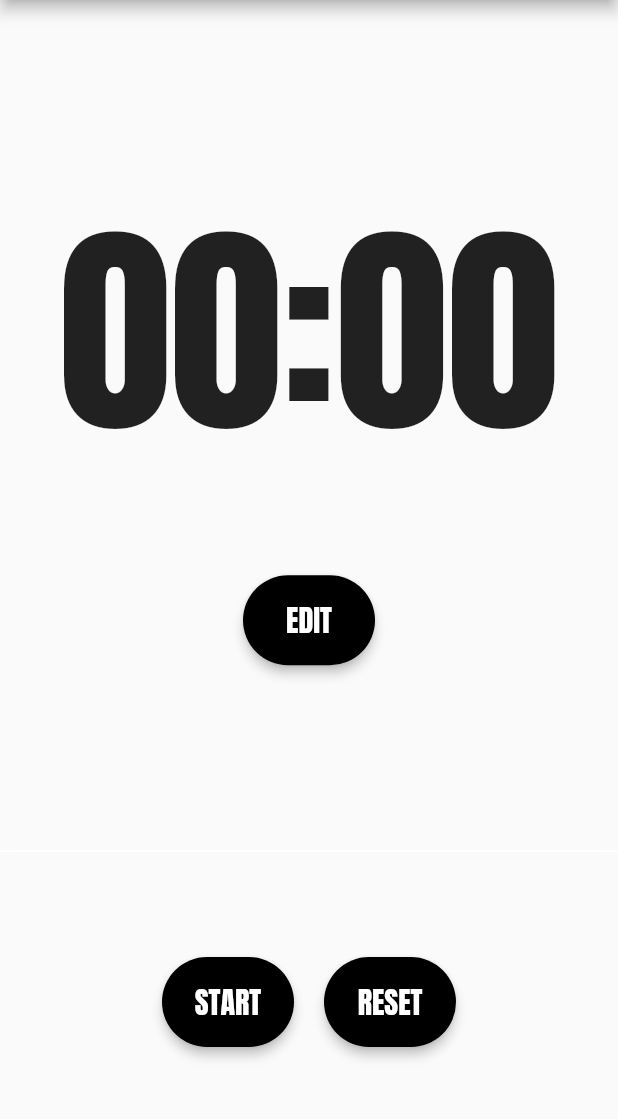
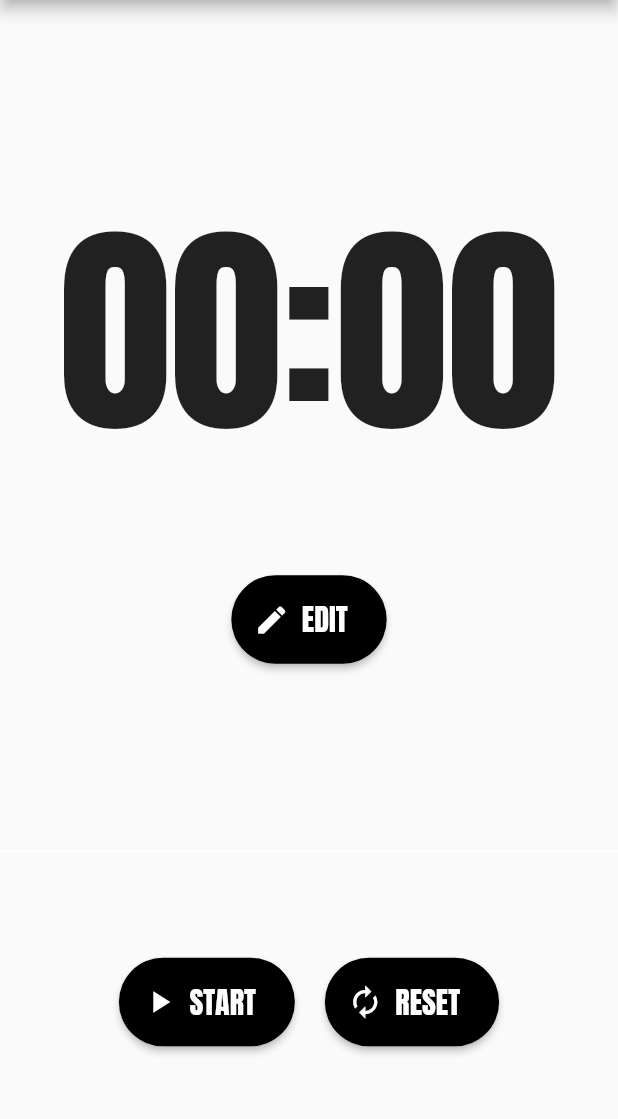
Before and after one commit to naoaki-kaito/timer, a Flutter app: the screen it shows after launch, on a phone screen of 412 x 824 dp, the part 84-1203 px from its top. Run offline on Flutter 3.47's test engine with Material 2 defaults, Android fonts, the phone set to English and light mode, and no system bars; drawn by our look-alikes of percent_indicator; our stand-ins replace shared_preferences, sqflite; missing offline and left inert: flutter_ringtone_player; accounts and stored records are empty; statements that could not run were skipped.

Commit message:
add textIconButton in AppButton

```diff
--- a/lib/components/app_button.dart
+++ b/lib/components/app_button.dart
@@ -1,19 +1,32 @@
 import 'package:flutter/material.dart';
 
 class AppButton {
+  static final Color _textColor = Colors.white;
+  static final Color _backgroundColor = Colors.black;
+
   static textButton(String text, Function callback) {
     return SizedBox(
         height: 60,
         child: RawMaterialButton(
           onPressed: callback,
-          child:
-              Text(text, style: TextStyle(fontSize: 20, color: Colors.white)),
+          child: Text(text, style: TextStyle(fontSize: 20, color: _textColor)),
           shape: RoundedRectangleBorder(
             borderRadius: BorderRadius.circular(30.0),
           ),
           elevation: 3.0,
-          fillColor: Colors.black,
+          fillColor: _backgroundColor,
           padding: const EdgeInsets.all(15.0),
         ));
   }
+
+  static textIconButton(String text, IconData iconData, Function callback) {
+    return RaisedButton.icon(
+      label: Text(text, style: TextStyle(fontSize: 20, color: _textColor)),
+      icon: Icon(iconData, color: _textColor),
+      onPressed: callback,
+      shape: StadiumBorder(),
+      color: _backgroundColor,
+      padding: const EdgeInsets.fromLTRB(15, 15, 26, 15),
+    );
+  }
 }
--- a/lib/model/timer.dart
+++ b/lib/model/timer.dart
@@ -11,7 +11,7 @@ class TimerModel with ChangeNotifier {
   int _setSeconds = 0;
   int _seconds = 0;
   bool _isCounting = false;
-  bool _isShowFinishDialog = false;
+  bool isShowFinishDialog = false;
   double _progress = 0.0;
   Timer _timer;
 
@@ -23,12 +23,7 @@ class TimerModel with ChangeNotifier {
   int get seconds => _seconds;
   int get setSeconds => _setSeconds;
   bool get isCounting => _isCounting;
-  bool get isShowFinishDialog => _isShowFinishDialog;
   double get progress => _progress;
-
-  void set isShowFinishDialog(bool value) {
-    _isShowFinishDialog = value;
-  }
 
   //タイマーの初期化処理
   initTimes() async {
@@ -42,7 +37,7 @@ class TimerModel with ChangeNotifier {
     if (this.times.length == 0) {
       await TimeStore.createTime(60);
     }
-    _isShowFinishDialog = false;
+    isShowFinishDialog = false;
     _nowIndex = 0;
     _setTimeOfIndex();
     _resetTime();
@@ -80,10 +75,11 @@ class TimerModel with ChangeNotifier {
       _isCounting = false;
       _nowIndex = 0;
       _setTimeOfIndex();
-      _isShowFinishDialog = true;
+      isShowFinishDialog = true;
     }
 
-    _progress = (!_isShowFinishDialog && _seconds > 0) ? (_seconds / _setSeconds) : 0;
+    _progress =
+        (!isShowFinishDialog && _seconds > 0) ? (_seconds / _setSeconds) : 0;
     notifyListeners();
   }
 
--- a/lib/pages/timer.dart
+++ b/lib/pages/timer.dart
@@ -41,7 +41,6 @@ class _TimerState extends State<TimerApp> {
                     mainAxisAlignment: MainAxisAlignment.center,
                     children: <Widget>[
                       // 時間を表示
-                          //Text(StrUtil.formatToMS(timerModel.seconds),
                       Text(StrUtil.formatToMS(timerModel.seconds),
                           style: TextStyle(
                             fontSize: 150.0,
@@ -60,10 +59,11 @@ class _TimerState extends State<TimerApp> {
                                         mainAxisAlignment:
                                             MainAxisAlignment.center,
                                         children: <Widget>[
-                                          AppButton.textButton('EDIT', () {
+                                          AppButton.textIconButton(
+                                              'EDIT', Icons.edit, () {
                                             Navigator.pushNamed(
                                                 context, '/time_list');
-                                          }),
+                                          })
                                         ],
                                       )
                                     ],
@@ -91,15 +91,16 @@ class _TimerState extends State<TimerApp> {
                     mainAxisAlignment: MainAxisAlignment.center,
                     children: <Widget>[
                       // START, STOP ボタン
-                          AppButton.textButton(
+                      AppButton.textIconButton(
                           timerModel.isCounting ? 'STOP' : 'START',
+                          timerModel.isCounting ? Icons.stop : Icons.play_arrow,
                           timerModel.handleCounting),
-                          // RESET ボタン
                       if (!timerModel.isCounting) ...[
                         SizedBox(
                           width: 20,
                         ),
-                            AppButton.textButton('RESET', timerModel.initTimes)
+                        AppButton.textIconButton(
+                            'RESET', Icons.autorenew, timerModel.initTimes)
                       ]
                     ],
                   ),
```
Lines whose indentation alone changed are shown as unchanged.
